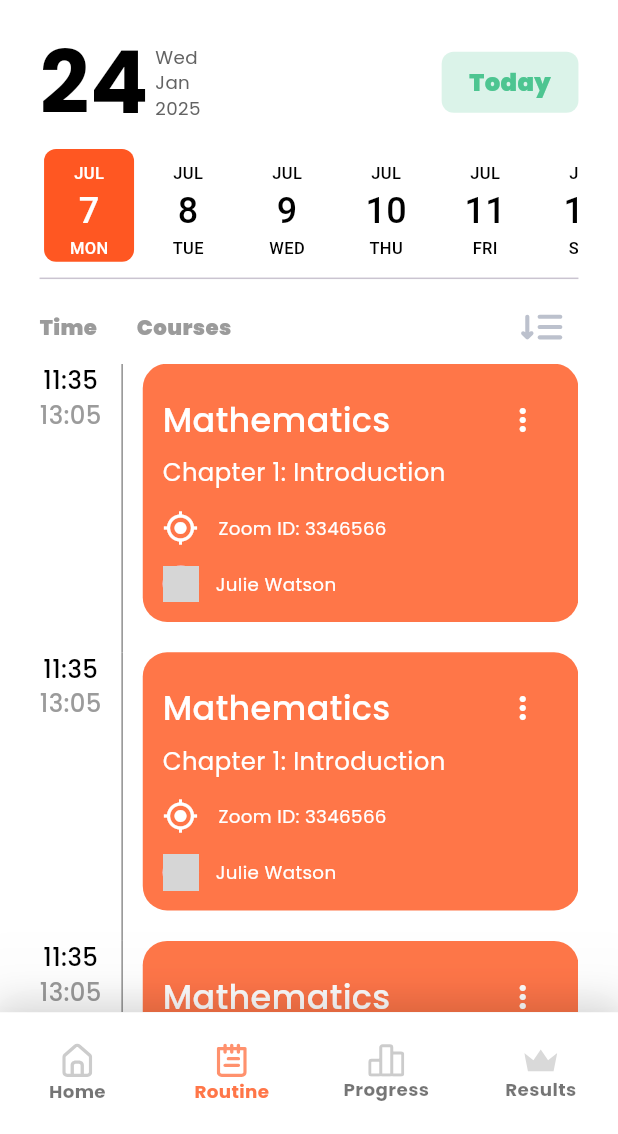
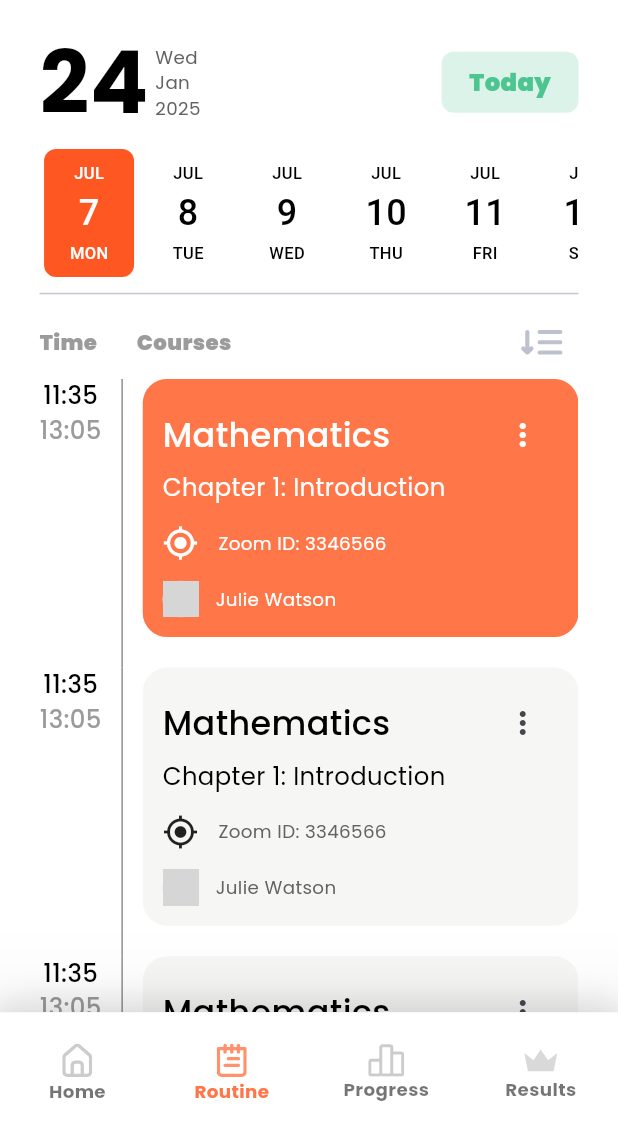
Before and after one commit to Ztrios/Learning-Management, a Flutter app: the BottomNavigationPage screen opened by its route, item 2 of the bottom bar chosen, on a phone screen of 412 x 824 dp, the part 102-1236 px from its top. Run offline on Flutter 3.47's test engine with Material 3 defaults, Android fonts, the phone set to English and light mode, and no system bars; drawn by our look-alikes of date_picker_timeline, toastification; our stand-ins replace awesome_notifications, dartz, dio, equatable, firebase_core, firebase_messaging and 15 more; accounts and stored records are empty; network calls fail; grey boxes are pictures that could not be loaded.

Commit message:
:art:[Interface]: Routine page user interface design completed.

```diff
--- a/lib/features/progress/presentation/pages/progress_page.dart
+++ b/lib/features/progress/presentation/pages/progress_page.dart
@@ -14,7 +14,7 @@ class ProgressPage extends HookWidget {
 
   @override
   Widget build(BuildContext context) {
-    final selectedIndex = useState<int>(0);
+    final selectedIndex = useState<int>(1);
 
     return SafeArea(
       child: Container(
--- a/lib/features/routine/presentation/pages/routine_page.dart
+++ b/lib/features/routine/presentation/pages/routine_page.dart
@@ -72,7 +72,7 @@ class RoutinePage extends HookWidget {
                     DatePicker(
                       DateTime.now(),
                       initialSelectedDate: DateTime.now(),
-                      height: 80.h,
+                      height: 90.h,
                       selectionColor: Colors.deepOrange,
                       daysCount: 30,
                       onDateChange: (date) {
--- a/lib/features/routine/presentation/widgets/item_view/routine_list_item_view.dart
+++ b/lib/features/routine/presentation/widgets/item_view/routine_list_item_view.dart
@@ -8,8 +8,11 @@ import 'package:learning_management/core/utils/ui_helpers/radius.dart';
 import 'package:learning_management/core/utils/ui_helpers/spacing.dart';
 
 class RoutineListItemView extends StatelessWidget {
+
+  final bool isActive;
   const RoutineListItemView({
     super.key,
+    required this.isActive
   });
 
   @override
@@ -50,7 +53,7 @@ class RoutineListItemView extends StatelessWidget {
               margin: paddingBottom20,
               padding: padding12,
               decoration: BoxDecoration(
-                  color: AppColors.deepOrange,
+                  color: isActive ? AppColors.deepOrange : Color(0xFFF6F6F5),
                   borderRadius: radius16
               ),
               child: Column(
@@ -63,13 +66,16 @@ class RoutineListItemView extends StatelessWidget {
                       Text(
                         "Mathematics",
                         style: AppTextStyles.titleLarge.copyWith(
-                            color: Colors.white
+                            color: isActive ? Colors.white : null
                         ),
                       ),
 
                       IconButton(
                           onPressed: (){},
-                          icon: Icon(Icons.more_vert,color: Colors.white,)
+                          icon: Icon(
+                            Icons.more_vert,
+                            color: isActive ? Colors.white : null,
+                          )
                       )
 
 
@@ -79,7 +85,7 @@ class RoutineListItemView extends StatelessWidget {
                   Text(
                     "Chapter 1: Introduction",
                     style: AppTextStyles.bodyLarge.copyWith(
-                        color: Colors.white
+                        color: isActive ? Colors.white : null
                     ),
                   ),
 
@@ -88,14 +94,17 @@ class RoutineListItemView extends StatelessWidget {
                   Row(
                     children: [
 
-                      Icon(Icons.my_location, color: Colors.white),
+                      Icon(
+                          Icons.my_location,
+                          color: isActive ? Colors.white : null
+                      ),
 
                       gap12,
 
                       Text(
                         "Zoom ID: 3346566",
                         style: AppTextStyles.caption.copyWith(
-                            color: Colors.white
+                            color: isActive ? Colors.white : null
                         ),
                       )
 
@@ -119,7 +128,7 @@ class RoutineListItemView extends StatelessWidget {
                       Text(
                         "Julie Watson",
                         style: AppTextStyles.caption.copyWith(
-                            color: Colors.white
+                            color: isActive ? Colors.white : null
                         ),
                       )
 
--- a/lib/features/routine/presentation/widgets/routine_list_widget.dart
+++ b/lib/features/routine/presentation/widgets/routine_list_widget.dart
@@ -59,8 +59,11 @@ class RoutineListWidget extends StatelessWidget {
         Expanded(
           child: ListView.builder(
             itemCount: 10,
+              physics: BouncingScrollPhysics(),
               itemBuilder: (context, index){
-                return RoutineListItemView();
+                return RoutineListItemView(
+                  isActive: index == 0,
+                );
               }
           ),
         )
```
